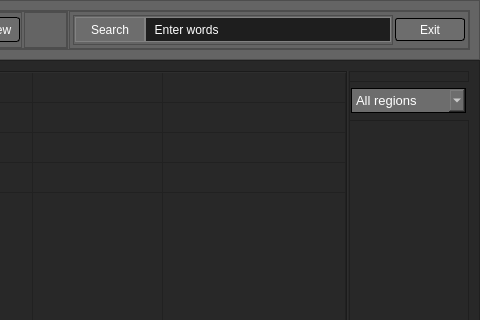
Old version of the form graphic_main.ui in the repository AndreSci/TRADER_pars; both pictures show x 240 to 720 and y 0 to 320 of the 720 by 686 pixel window.
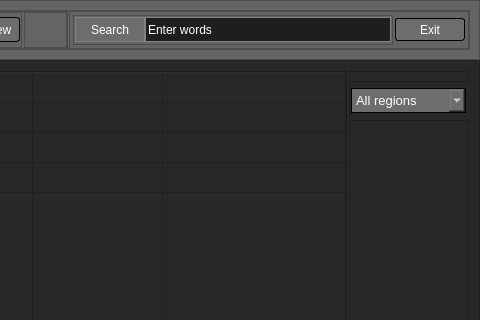
New version of the form.

```diff
--- a/graphic_main.ui
+++ b/graphic_main.ui
@@ -210,7 +210,7 @@
 }</string>
                  </property>
                  <property name="text">
-                  <string>  Enter words</string>
+                  <string>Enter words</string>
                  </property>
                 </widget>
                </item>
```
